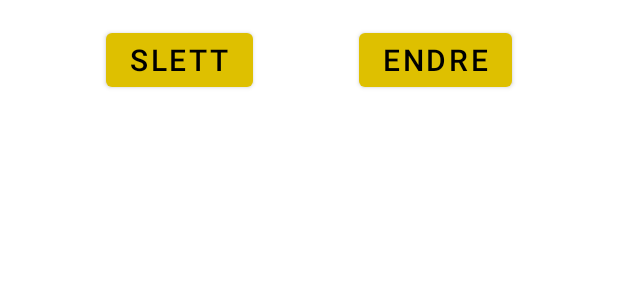
After one commit to WilliamNerem/ApputviklingMappe3, an Android app: the layout alert_popup.xml on its own in the app's theme, with its tools: preview values and no code run, on a phone screen of 412 x 824 dp. The commit adds this screen. Shown: the top 300 px of the screen. Run offline under Robolectric (Android 15) with nearby library versions, the phone set to English and light mode, and no system bars.

Commit message:
Lagt til popup, siste push før sletting av ikoner

```diff
--- a/app/build.gradle
+++ b/app/build.gradle
@@ -30,9 +30,9 @@ android {
 
 dependencies {
 
-    implementation 'androidx.appcompat:appcompat:1.3.1'
+    implementation 'androidx.appcompat:appcompat:1.4.0'
     implementation 'com.google.android.material:material:1.4.0'
-    implementation 'androidx.constraintlayout:constraintlayout:2.1.1'
+    implementation 'androidx.constraintlayout:constraintlayout:2.1.2'
     implementation 'com.google.android.gms:play-services-maps:18.0.0'
     testImplementation 'junit:junit:4.+'
     androidTestImplementation 'androidx.test.ext:junit:1.1.3'
--- a/app/src/main/java/com/example/apputviklingmappe3_s344106_s344082/HusListAdapter.java
+++ b/app/src/main/java/com/example/apputviklingmappe3_s344106_s344082/HusListAdapter.java
@@ -141,4 +141,5 @@ public class HusListAdapter extends ArrayAdapter<Hus> {
             }
         });
     }
+
 }
--- /dev/null
+++ b/app/src/main/res/layout/alert_popup.xml
@@ -0,0 +1,42 @@
+<?xml version="1.0" encoding="utf-8"?>
+<RelativeLayout xmlns:android="http://schemas.android.com/apk/res/android"
+    xmlns:app="http://schemas.android.com/apk/res-auto"
+    xmlns:tools="http://schemas.android.com/tools"
+    android:layout_width="match_parent"
+    android:layout_height="wrap_content">
+
+    <androidx.constraintlayout.widget.ConstraintLayout
+        android:layout_width="match_parent"
+        android:layout_height="wrap_content"
+        android:layout_marginTop="16dp">
+
+        <Button
+            android:id="@+id/buttonEdit"
+            android:layout_width="wrap_content"
+            android:layout_height="wrap_content"
+            android:text="@string/btnEndre"
+            android:textAlignment="center"
+            android:textColor="@color/black"
+            android:textSize="20sp"
+            app:layout_constraintEnd_toEndOf="parent"
+            app:layout_constraintHorizontal_bias="0.5"
+            app:layout_constraintStart_toEndOf="@+id/buttonSlett"
+            app:layout_constraintTop_toTopOf="parent" />
+
+        <Button
+            android:id="@+id/buttonSlett"
+            android:layout_width="wrap_content"
+            android:layout_height="wrap_content"
+            android:text="@string/btnSlett"
+            android:textAlignment="center"
+            android:textColor="@color/black"
+            android:textSize="20sp"
+            app:layout_constraintEnd_toStartOf="@+id/buttonEdit"
+            app:layout_constraintHorizontal_bias="0.5"
+            app:layout_constraintStart_toStartOf="parent"
+            app:layout_constraintTop_toTopOf="parent" />
+
+
+    </androidx.constraintlayout.widget.ConstraintLayout>
+
+</RelativeLayout>
--- a/app/src/main/res/layout/list_item_hus.xml
+++ b/app/src/main/res/layout/list_item_hus.xml
@@ -3,6 +3,7 @@
     android:orientation="horizontal"
     android:layout_width="match_parent"
     android:layout_height="match_parent"
+    android:longClickable="true"
     android:weightSum="40">
 
     <TextView
--- a/app/src/main/res/values/strings.xml
+++ b/app/src/main/res/values/strings.xml
@@ -10,6 +10,7 @@
     <string name="hintLongitude">Skriv inn longitude</string>
     <string name="btnLeggTil">Legg til</string>
     <string name="btnEndre">Endre</string>
+    <string name="btnSlett">Slett</string>
     <string name="btnAvbryt">Avbryt</string>
     <string name="btnVelgAddresse">Velg addresse</string>
     <string name="btnEndreAddresse">Endre addresse</string>
--- a/build.gradle
+++ b/build.gradle
@@ -5,7 +5,7 @@ buildscript {
         mavenCentral()
     }
     dependencies {
-        classpath "com.android.tools.build:gradle:7.0.1"
+        classpath "com.android.tools.build:gradle:7.0.3"
         classpath "com.google.android.libraries.mapsplatform.secrets-gradle-plugin:secrets-gradle-plugin:2.0.0"
 
         // NOTE: Do not place your application dependencies here; they belong
```
Also changed, not shown: app/src/main/java/com/example/apputviklingmappe3_s344106_s344082/HusList.java (+32 -2 lines), app/src/main/java/com/example/apputviklingmappe3_s344106_s344082/Maps.java (+3 -7 lines).
